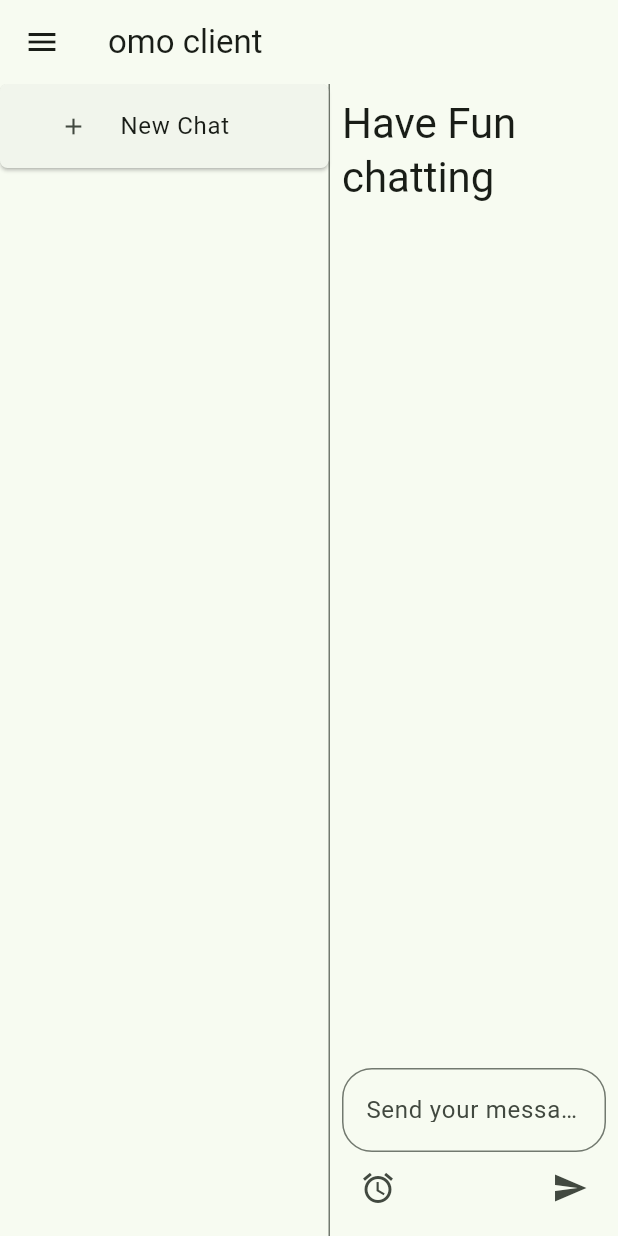
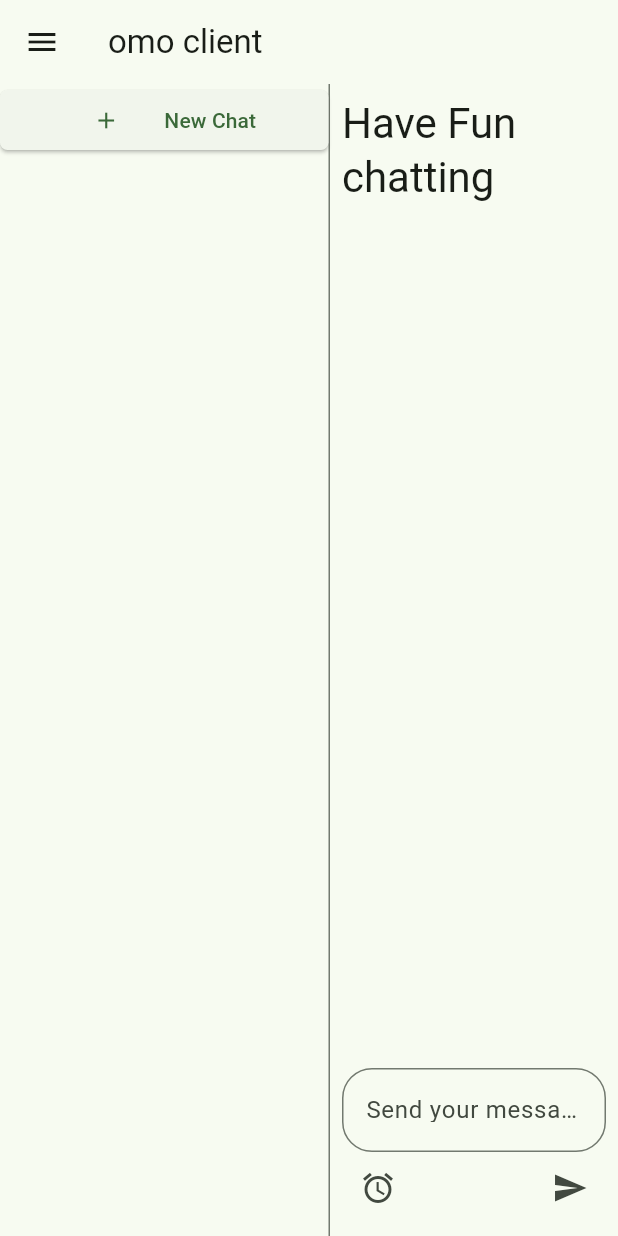
Before and after one commit to epicseven-cup/omo, a Flutter app: the screen it shows after launch, after a tap on the "menu" icon, on a phone screen of 412 x 824 dp. Run offline on Flutter 3.47's test engine with Material 3 defaults, Android fonts, the phone set to English and light mode, and no system bars.

Commit message:
update chat ui

```diff
--- a/omo_client/lib/common/widgets/NavigationMenu.dart
+++ b/omo_client/lib/common/widgets/NavigationMenu.dart
@@ -1,4 +1,5 @@
 import 'dart:math' as math;
+import 'dart:ui';
 
 import 'package:flutter/foundation.dart';
 import 'package:flutter/material.dart';
@@ -17,10 +18,6 @@ class NavigationMenu extends StatefulWidget {
     required this.mainContent,
     required this.duration,
     required this.title,
-
-
-
-
   });
 
   @override
@@ -32,19 +29,49 @@ class _NavigationMenuState extends State<NavigationMenu>
   bool _navigationMenuOpen = false;
 
   late AnimationController _controller;
+  late Animation<Offset> _offset;
+  late Animation<Offset> _offsetMain;
 
   @override
   void initState() {
     super.initState();
     _controller = AnimationController(vsync: this, duration: widget.duration);
+    _offset = Tween<Offset>(
+      begin: const Offset(-1.0, 0.0),
+      end: Offset.zero,
+    ).animate(CurvedAnimation(parent: _controller, curve: Curves.elasticInOut));
+
+    // _offsetMain = Tween<Offset>(
+    //   begin: Offset.zero,
+    //   end: Offset(0.2, 0.0),
+    // ).animate(CurvedAnimation(parent: _controller, curve: Curves.elasticInOut));
+    _controller.addStatusListener((status) {
+      if (status.isAnimating) {
+        setState(() {
+          _navigationMenuOpen = true;
+        });
+      }
+
+      if (status.isDismissed) {
+        setState(() {
+          _navigationMenuOpen = false;
+        });
+      }
+    });
   }
 
   void closeMenu() {
+    _controller.reverse();
+  }
+
+  void openMenu() {
     _controller.forward();
   }
 
-  void openMenu() {
-    _controller.reverse();
+  @override
+  void dispose() {
+    _controller.dispose();
+    super.dispose();
   }
 
   @override
@@ -55,8 +82,7 @@ class _NavigationMenuState extends State<NavigationMenu>
         leading: IconButton(
           onPressed: () {
             setState(() {
-              _navigationMenuOpen = !_navigationMenuOpen;
-              if (_navigationMenuOpen) {
+              if (!_navigationMenuOpen) {
                 openMenu();
               } else {
                 closeMenu();
@@ -68,21 +94,32 @@ class _NavigationMenuState extends State<NavigationMenu>
       ),
       body: Row(
         children: [
-          // Only return when the menu is open
-          _navigationMenuOpen
-              ?
-          Container(
-            width: 220,
-            decoration: BoxDecoration(
-              border: Border(right:  BorderSide(color: Theme.of(context).dividerColor))
-            ),
-              child: Column(
-                  // Should I force it to be ListTiles?
-                  children: widget.menuItems,
-                )
-          )
-              : SizedBox.shrink(),
-          Expanded(child: Center(child: widget.mainContent,))
+          AnimatedBuilder(
+            animation: _controller,
+            builder: (context, child) {
+              return SizedBox(
+                width: 220 * _controller.value,
+                child: SlideTransition(
+                  position: _offset,
+                  child: Container(
+                    decoration: BoxDecoration(
+                      border: Border(
+                        right: BorderSide(
+                          color: Theme.of(context).dividerColor,
+                        ),
+                      ),
+                    ),
+                    child: Column(
+                      // Should I force it to be ListTiles?
+                      children: widget.menuItems,
+                    ),
+                  ),
+                ),
+              );
+            },
+          ),
+
+          Expanded(child: Center(child: widget.mainContent)),
         ],
       ),
     );
--- /dev/null
+++ b/omo_client/lib/common/widgets/NavigationMenuItem.dart
@@ -0,0 +1,24 @@
+import 'package:flutter/material.dart';
+import 'package:omo_client/common/widgets/NavigationMenu.dart';
+
+class NavigationMenuItem extends StatelessWidget {
+  const NavigationMenuItem({
+    super.key,
+    required this.icon,
+    required this.title,
+  });
+
+  final Icon icon;
+  final String title;
+
+  @override
+  Widget build(BuildContext context) {
+    return InkWell(
+      child: Padding(
+        padding: const EdgeInsets.all(8.0),
+        child:
+        Row(children: [Expanded(child: icon), Expanded(child: Text(title))]),
+      ),
+    );
+  }
+}
--- a/omo_client/lib/main.dart
+++ b/omo_client/lib/main.dart
@@ -1,6 +1,7 @@
 import 'package:flutter/foundation.dart';
 import 'package:flutter/material.dart';
 import 'package:omo_client/common/widgets/NavigationMenu.dart';
+import 'package:omo_client/common/widgets/NavigationMenuItem.dart';
 
 void main() {
   runApp(const MyApp());
@@ -56,20 +57,6 @@ class MyHomePage extends StatefulWidget {
 }
 
 class _MyHomePageState extends State<MyHomePage> {
-  int _counter = 0;
-  int _selectDestination = 0;
-  bool _isNavigationMenuOepn = false;
-
-  void _incrementCounter() {
-    setState(() {
-      // This call to setState tells the Flutter framework that something has
-      // changed in this State, which causes it to rerun the build method below
-      // so that the display can reflect the updated values. If we changed
-      // _counter without calling setState(), then the build method would not be
-      // called again, and so nothing would appear to happen.
-      _counter++;
-    });
-  }
 
   @override
   Widget build(BuildContext context) {
@@ -113,7 +100,7 @@ class _MyHomePageState extends State<MyHomePage> {
               ),
             ],
           ),),),
-      duration: Duration(seconds: 3),
+      duration: Duration(seconds: 1),
       title: "omo client",
       menuItems: [
         ElevatedButton(
@@ -127,7 +114,7 @@ class _MyHomePageState extends State<MyHomePage> {
               print("Button Clicked");
             }
           },
-          child: ListTile(title: Text("New Chat"), leading: Icon(Icons.add)),
+            child: NavigationMenuItem(icon: Icon(Icons.add), title: "New Chat"),
         ),
       ],
     );
```
